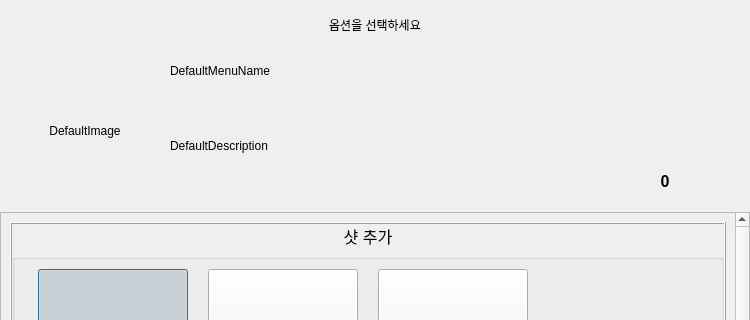
The window that front/aipage/ai_selectOption.ui (LeeHuSeong/Kiosk_AI) describes before a commit, drawn with Qt 5; both pictures show x 0 to 750 and y 0 to 320 of the 750 by 800 pixel window.
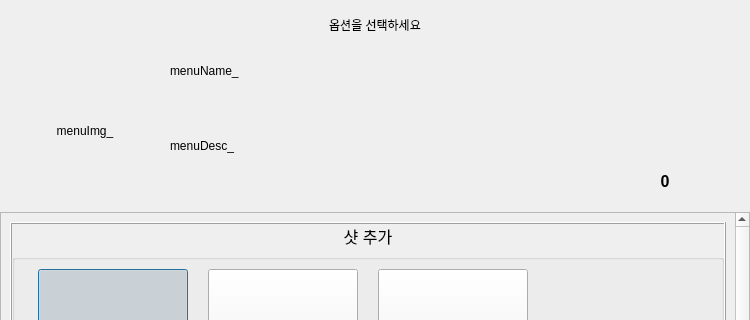
The same window after the commit.

What changed in the file:
```diff
--- a/front/aipage/ai_selectOption.ui
+++ b/front/aipage/ai_selectOption.ui
@@ -111,7 +111,7 @@
         </size>
        </property>
        <property name="text">
-        <string>DefaultImage</string>
+        <string>menuImg_</string>
        </property>
        <property name="alignment">
         <set>Qt::AlignCenter</set>
@@ -151,7 +151,7 @@
           </size>
          </property>
          <property name="text">
-          <string>DefaultMenuName</string>
+          <string>menuName_</string>
          </property>
         </widget>
        </item>
@@ -176,7 +176,7 @@
           </size>
          </property>
          <property name="text">
-          <string>DefaultDescription</string>
+          <string>menuDesc_</string>
          </property>
          <property name="alignment">
           <set>Qt::AlignLeading|Qt::AlignLeft|Qt::AlignVCenter</set>
```
Left out of the diff: 90 changed lines with no effect on the pictures.
